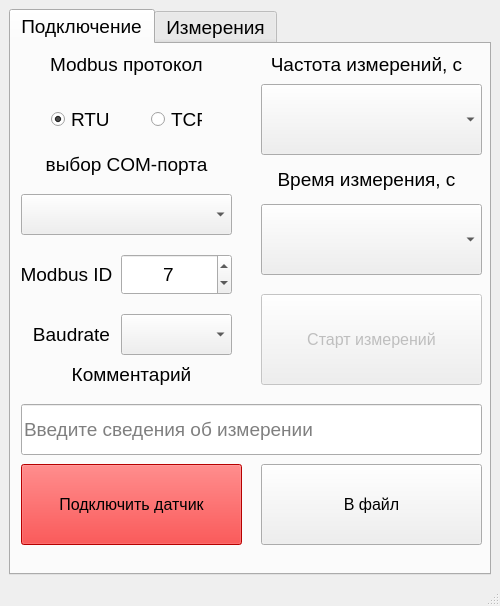
First picture: the form in VibroTempSensor.ui, repository BuslaySt/Rotor-rotation, before the edit.
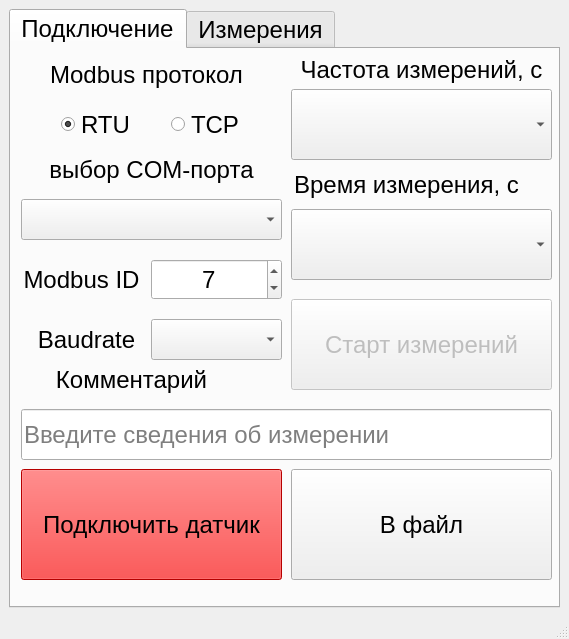
Second picture: the form after the edit.

Patch:
```diff
--- a/VibroTempSensor.ui
+++ b/VibroTempSensor.ui
@@ -6,8 +6,8 @@
    <rect>
     <x>0</x>
     <y>0</y>
-    <width>500</width>
-    <height>606</height>
+    <width>569</width>
+    <height>639</height>
    </rect>
   </property>
   <property name="minimumSize">
@@ -34,7 +34,7 @@
       </property>
       <property name="font">
        <font>
-        <pointsize>14</pointsize>
+        <pointsize>18</pointsize>
        </font>
       </property>
       <property name="currentIndex">
@@ -49,13 +49,13 @@
          <rect>
           <x>10</x>
           <y>0</y>
-          <width>211</width>
-          <height>41</height>
+          <width>251</width>
+          <height>51</height>
          </rect>
         </property>
         <property name="font">
          <font>
-          <pointsize>14</pointsize>
+          <pointsize>18</pointsize>
          </font>
         </property>
         <property name="text">
@@ -74,15 +74,15 @@
         </property>
         <property name="geometry">
          <rect>
-          <x>40</x>
+          <x>50</x>
           <y>60</y>
-          <width>61</width>
+          <width>81</width>
           <height>31</height>
          </rect>
         </property>
         <property name="font">
          <font>
-          <pointsize>14</pointsize>
+          <pointsize>18</pointsize>
          </font>
         </property>
         <property name="text">
@@ -95,15 +95,15 @@
        <widget class="QRadioButton" name="rBtn_TCP">
         <property name="geometry">
          <rect>
-          <x>140</x>
+          <x>160</x>
           <y>60</y>
-          <width>51</width>
+          <width>81</width>
           <height>31</height>
          </rect>
         </property>
         <property name="font">
          <font>
-          <pointsize>14</pointsize>
+          <pointsize>18</pointsize>
          </font>
         </property>
         <property name="text">
@@ -115,13 +115,13 @@
          <rect>
           <x>10</x>
           <y>100</y>
-          <width>211</width>
+          <width>261</width>
           <height>41</height>
          </rect>
         </property>
         <property name="font">
          <font>
-          <pointsize>14</pointsize>
+          <pointsize>18</pointsize>
          </font>
         </property>
         <property name="layoutDirection">
@@ -139,13 +139,13 @@
          <rect>
           <x>10</x>
           <y>150</y>
-          <width>211</width>
+          <width>261</width>
           <height>41</height>
          </rect>
         </property>
         <property name="font">
          <font>
-          <pointsize>12</pointsize>
+          <pointsize>18</pointsize>
          </font>
         </property>
         <property name="maxVisibleItems">
@@ -160,13 +160,13 @@
          <rect>
           <x>10</x>
           <y>210</y>
-          <width>91</width>
+          <width>121</width>
           <height>41</height>
          </rect>
         </property>
         <property name="font">
          <font>
-          <pointsize>14</pointsize>
+          <pointsize>18</pointsize>
          </font>
         </property>
         <property name="text">
@@ -179,15 +179,15 @@
        <widget class="QSpinBox" name="sBx_ModbusID">
         <property name="geometry">
          <rect>
-          <x>110</x>
+          <x>140</x>
           <y>210</y>
-          <width>111</width>
+          <width>131</width>
           <height>41</height>
          </rect>
         </property>
         <property name="font">
          <font>
-          <pointsize>14</pointsize>
+          <pointsize>18</pointsize>
          </font>
         </property>
         <property name="alignment">
@@ -205,13 +205,13 @@
          <rect>
           <x>20</x>
           <y>270</y>
-          <width>81</width>
+          <width>111</width>
           <height>41</height>
          </rect>
         </property>
         <property name="font">
          <font>
-          <pointsize>14</pointsize>
+          <pointsize>18</pointsize>
          </font>
         </property>
         <property name="text">
@@ -224,15 +224,15 @@
        <widget class="QComboBox" name="cBox_Baudrate">
         <property name="geometry">
          <rect>
-          <x>110</x>
+          <x>140</x>
           <y>270</y>
-          <width>111</width>
+          <width>131</width>
           <height>41</height>
          </rect>
         </property>
         <property name="font">
          <font>
-          <pointsize>14</pointsize>
+          <pointsize>18</pointsize>
          </font>
         </property>
         <property name="currentIndex">
@@ -247,13 +247,13 @@
          <rect>
           <x>10</x>
           <y>420</y>
-          <width>221</width>
-          <height>81</height>
+          <width>261</width>
+          <height>111</height>
          </rect>
         </property>
         <property name="font">
          <font>
-          <pointsize>12</pointsize>
+          <pointsize>18</pointsize>
          </font>
         </property>
         <property name="styleSheet">
@@ -267,15 +267,15 @@
        <widget class="QLabel" name="lbl_Freq">
         <property name="geometry">
          <rect>
-          <x>240</x>
+          <x>280</x>
           <y>0</y>
-          <width>231</width>
+          <width>261</width>
           <height>41</height>
          </rect>
         </property>
         <property name="font">
          <font>
-          <pointsize>14</pointsize>
+          <pointsize>18</pointsize>
          </font>
         </property>
         <property name="text">
@@ -288,37 +288,37 @@
        <widget class="QComboBox" name="cBox_Freq">
         <property name="geometry">
          <rect>
-          <x>250</x>
+          <x>280</x>
           <y>40</y>
-          <width>221</width>
+          <width>261</width>
           <height>71</height>
          </rect>
         </property>
         <property name="font">
          <font>
-          <pointsize>14</pointsize>
+          <pointsize>18</pointsize>
          </font>
         </property>
        </widget>
        <widget class="QComboBox" name="cBox_Time">
         <property name="geometry">
          <rect>
-          <x>250</x>
+          <x>280</x>
           <y>160</y>
-          <width>221</width>
+          <width>261</width>
           <height>71</height>
          </rect>
         </property>
         <property name="font">
          <font>
-          <pointsize>14</pointsize>
+          <pointsize>18</pointsize>
          </font>
         </property>
        </widget>
        <widget class="QLabel" name="lbl_Time">
         <property name="geometry">
          <rect>
-          <x>240</x>
+          <x>280</x>
           <y>120</y>
           <width>231</width>
           <height>31</height>
@@ -326,7 +326,7 @@
         </property>
         <property name="font">
          <font>
-          <pointsize>14</pointsize>
+          <pointsize>18</pointsize>
          </font>
         </property>
         <property name="text">
@@ -342,15 +342,15 @@
         </property>
         <property name="geometry">
          <rect>
-          <x>250</x>
+          <x>280</x>
           <y>250</y>
-          <width>221</width>
+          <width>261</width>
           <height>91</height>
          </rect>
         </property>
         <property name="font">
          <font>
-          <pointsize>12</pointsize>
+          <pointsize>18</pointsize>
          </font>
         </property>
         <property name="text">
@@ -360,15 +360,15 @@
        <widget class="QPushButton" name="pBtn_File">
         <property name="geometry">
          <rect>
-          <x>250</x>
+          <x>280</x>
           <y>420</y>
-          <width>221</width>
-          <height>81</height>
+          <width>261</width>
+          <height>111</height>
          </rect>
         </property>
         <property name="font">
          <font>
-          <pointsize>12</pointsize>
+          <pointsize>18</pointsize>
          </font>
         </property>
         <property name="text">
@@ -380,13 +380,13 @@
          <rect>
           <x>10</x>
           <y>360</y>
-          <width>461</width>
+          <width>531</width>
           <height>51</height>
          </rect>
         </property>
         <property name="font">
          <font>
-          <pointsize>14</pointsize>
+          <pointsize>18</pointsize>
          </font>
         </property>
         <property name="text">
@@ -407,7 +407,7 @@
         </property>
         <property name="font">
          <font>
-          <pointsize>14</pointsize>
+          <pointsize>18</pointsize>
          </font>
         </property>
         <property name="text">
```
Left out of the diff: 2 changed lines with no effect on the pictures.
